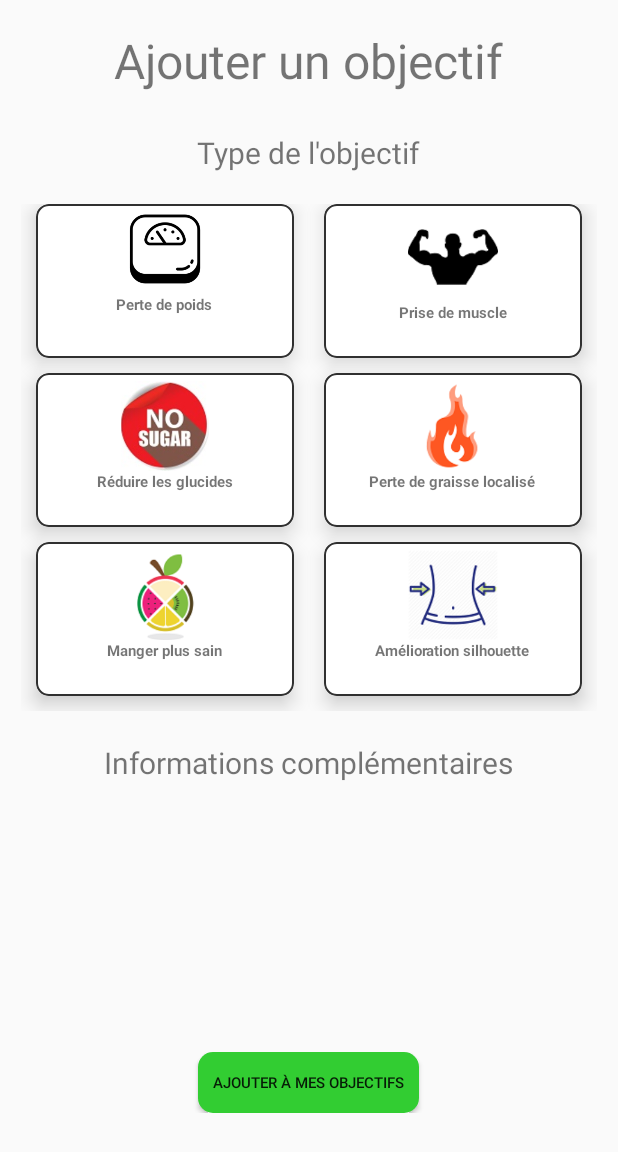
After one commit to SI3IHM20182019-R2/La-meilleure-appli-de-regime, an Android app: the fragment AjoutObjectifFragment shown on its own in the app's theme, on a phone screen of 412 x 824 dp. The commit adds this screen. Shown: the top 1152 px of the screen. Run offline under Robolectric (Android 15) with nearby library versions, the phone set to English and light mode, and no system bars.

Commit message:
Ajout des pages : AjoutObjectif, et mes objectifs

```diff
--- /dev/null
+++ b/Android/Regime_App/app/src/main/java/com/example/regime_app/MenuFragments/AjoutObjectifFragment.java
@@ -0,0 +1,53 @@
+package com.example.regime_app.MenuFragments;
+
+import android.content.Intent;
+import android.graphics.Color;
+import android.os.Bundle;
+import android.support.annotation.NonNull;
+import android.support.v4.app.Fragment;
+import android.support.v7.widget.CardView;
+import android.view.LayoutInflater;
+import android.view.View;
+import android.view.ViewGroup;
+import android.widget.Button;
+import android.widget.GridLayout;
+import android.widget.ListView;
+import android.widget.Toast;
+
+import com.example.regime_app.MainActivity;
+import com.example.regime_app.MenuManagmentActivity;
+import com.example.regime_app.R;
+
+public class AjoutObjectifFragment extends Fragment {
+
+    @Override
+    public View onCreateView(@NonNull LayoutInflater inflater, ViewGroup container, Bundle savedInstanceState) {
+        final View view = inflater.inflate(R.layout.ajouter_objectif, container, false);
+        int idCardSelect = -1;
+        GridLayout gridObjectifs = (GridLayout) view.findViewById(R.id.grid_view_ajout_objectif);
+        ListView listInfoComplementaire = (ListView) view.findViewById(R.id.list_view_informations_complementaires);
+        setSingleEvent(gridObjectifs, listInfoComplementaire, idCardSelect, listInfoComplementaire);
+
+        return view;
+    }
+
+    private void setSingleEvent(GridLayout gridLayout, ListView listInfoComplementaire, int idCardSelect, ListView listView){
+        for (int i = 0; i<gridLayout.getChildCount(); i++){
+
+            final CardView cardView = (CardView)gridLayout.getChildAt(i);
+            final int idGridView = i;
+            cardView.setOnClickListener(new View.OnClickListener() {
+                @Override
+                public void onClick(View view) {
+                    Toast.makeText(view.getContext(),"kkkk"+ idGridView, Toast.LENGTH_SHORT).show();
+                    if (cardView.getCardBackgroundColor().getDefaultColor() == -1){
+                        cardView.setCardBackgroundColor(45);
+                    }
+                    //Probleme pour onclick complexe
+                }
+            });
+        }
+    }
+
+
+}
--- a/Android/Regime_App/app/src/main/java/com/example/regime_app/MenuFragments/ObjectifsFragment.java
+++ b/Android/Regime_App/app/src/main/java/com/example/regime_app/MenuFragments/ObjectifsFragment.java
@@ -6,13 +6,52 @@ import android.support.v4.app.Fragment;
 import android.view.LayoutInflater;
 import android.view.View;
 import android.view.ViewGroup;
-
 import com.example.regime_app.R;
+import android.support.v7.widget.LinearLayoutManager;
+import android.support.v7.widget.RecyclerView;
+import java.util.ArrayList;
 
 public class ObjectifsFragment extends Fragment {
     @Override
     public View onCreateView(@NonNull LayoutInflater inflater, ViewGroup container, Bundle savedInstanceState) {
         final View view = inflater.inflate(R.layout.objectifs, container, false);
+        ArrayList<String> mNames = new ArrayList<>();
+        ArrayList<String> mImageUrls = new ArrayList<>();
+        getImages(view, mNames, mImageUrls);
+
         return view;
     }
+
+    private void getImages(View view, ArrayList mNames, ArrayList mImageUrls){
+
+        mImageUrls.add("@drawable/prise_muscle");
+        mNames.add("Prise de muscle");
+
+        mImageUrls.add("@drawable/amelioration_silhouette");
+        mNames.add("Amélioration silhouette");
+
+        mImageUrls.add("@drawable/perte_de_graisse_localise");
+        mNames.add("Perte de graisse localisée");
+
+        mImageUrls.add("@drawable/reduire_les_glucides");
+        mNames.add("Réduire les glucides");
+
+
+        mImageUrls.add("@drawable/perte_de_poids");
+        mNames.add("Perte de poids");
+
+        mImageUrls.add("@drawable/manger_plus_sain");
+        mNames.add("Manger plus sain");
+
+        initRecyclerView(view, mNames, mImageUrls);
+
+    }
+
+    private void initRecyclerView(View view, ArrayList mNames, ArrayList mImageUrls){
+        LinearLayoutManager layoutManager = new LinearLayoutManager(view.getContext(), LinearLayoutManager.HORIZONTAL, false);
+        RecyclerView recyclerView = view.findViewById(R.id.recyclerView);
+        recyclerView.setLayoutManager(layoutManager);
+        RecyclerViewAdapter adapter = new RecyclerViewAdapter(view.getContext(), mNames, mImageUrls);
+        recyclerView.setAdapter(adapter);
+    }
 }
--- /dev/null
+++ b/Android/Regime_App/app/src/main/java/com/example/regime_app/MenuFragments/RecyclerViewAdapter.java
@@ -0,0 +1,72 @@
+package com.example.regime_app.MenuFragments;
+import android.content.Context;
+import android.support.v7.widget.RecyclerView;
+import android.util.Log;
+import android.view.LayoutInflater;
+import android.view.View;
+import android.view.ViewGroup;
+import android.widget.ImageView;
+import android.widget.TextView;
+import android.widget.Toast;
+import com.bumptech.glide.Glide;
+import com.example.regime_app.R;
+import java.util.ArrayList;
+
+import de.hdodenhof.circleimageview.CircleImageView;
+
+public class RecyclerViewAdapter extends RecyclerView.Adapter<RecyclerViewAdapter.ViewHolder> {
+
+    private static final String TAG = "RecyclerViewAdapter";
+
+    //vars
+    private ArrayList<String> mNames = new ArrayList<>();
+    private ArrayList<String> mImageUrls = new ArrayList<>();
+    private Context mContext;
+
+    public RecyclerViewAdapter(Context context, ArrayList<String> names, ArrayList<String> imageUrls) {
+        mNames = names;
+        mImageUrls = imageUrls;
+        mContext = context;
+    }
+
+    @Override
+    public ViewHolder onCreateViewHolder(ViewGroup parent, int viewType) {
+        View view = LayoutInflater.from(parent.getContext()).inflate(R.layout.card_ajout_objectif, parent, false);
+        return new ViewHolder(view);
+    }
+
+    @Override
+    public void onBindViewHolder(ViewHolder holder, final int position) {
+        Glide.with(mContext)
+                .asBitmap()
+                .load(mImageUrls.get(position))
+                .into(holder.image);
+
+        holder.name.setText(mNames.get(position));
+
+        holder.image.setOnClickListener(new View.OnClickListener() {
+            @Override
+            public void onClick(View view) {
+                Log.d(TAG, "onClick: clicked on an image: " + mNames.get(position));
+                Toast.makeText(mContext, mNames.get(position), Toast.LENGTH_SHORT).show();
+            }
+        });
+    }
+
+    @Override
+    public int getItemCount() {
+        return mImageUrls.size();
+    }
+
+    public class ViewHolder extends RecyclerView.ViewHolder{
+
+        ImageView image;
+        TextView name;
+
+        public ViewHolder(View itemView) {
+            super(itemView);
+            image = itemView.findViewById(R.id.image_view);
+            name = itemView.findViewById(R.id.name);
+        }
+    }
+}
--- a/Android/Regime_App/app/src/main/java/com/example/regime_app/PagerAdapter.java
+++ b/Android/Regime_App/app/src/main/java/com/example/regime_app/PagerAdapter.java
@@ -5,6 +5,7 @@ import android.support.v4.app.FragmentManager;
 import android.support.v4.app.FragmentStatePagerAdapter;
 
 import com.example.regime_app.MenuFragments.AccueilFragment;
+import com.example.regime_app.MenuFragments.AjoutObjectifFragment;
 import com.example.regime_app.MenuFragments.EvolutionFragment;
 import com.example.regime_app.MenuFragments.ObjectifsFragment;
 import com.example.regime_app.MenuFragments.ProfilFragment;
--- /dev/null
+++ b/Android/Regime_App/app/src/main/res/drawable/carte_objectif.xml
@@ -0,0 +1,29 @@
+<?xml version="1.0" encoding="utf-8"?>
+<selector xmlns:android="http://schemas.android.com/apk/res/android">
+
+    <item android:state_focused="true">
+        <shape>
+            <gradient
+                android:angle="270"
+                android:endColor="#FF0000"
+                android:startColor="#FF0000" />
+            <corners
+                android:radius="8dp" />
+            <stroke
+                android:width="1dp"
+                android:color="#303030" />
+
+        </shape>
+    </item>
+
+    <item>
+        <shape>
+            <stroke
+                android:width="1dp"
+                android:color="#303030" />
+            <corners
+                android:radius="8dp" />
+
+        </shape>
+    </item>
+</selector>
--- /dev/null
+++ b/Android/Regime_App/app/src/main/res/drawable/color_button.xml
@@ -0,0 +1,53 @@
+<?xml version="1.0" encoding="utf-8"?>
+<selector xmlns:android="http://schemas.android.com/apk/res/android">
+    <item android:state_pressed="true">
+        <shape>
+            <gradient
+                android:angle="90"
+                android:endColor="#006400"
+                android:startColor="#006400" />
+
+            <corners
+                android:radius="10dp" />
+            <padding
+                android:bottom="10dp"
+                android:left="10dp"
+                android:right="10dp"
+                android:top="10dp" />
+        </shape>
+    </item>
+
+    <item android:state_focused="true">
+        <shape>
+            <gradient
+                android:angle="270"
+                android:endColor="#228B22"
+                android:startColor="#228B22" />
+
+            <corners
+                android:radius="10dp" />
+            <padding
+                android:bottom="10dp"
+                android:left="10dp"
+                android:right="10dp"
+                android:top="10dp" />
+        </shape>
+    </item>
+
+    <item>
+        <shape>
+            <gradient
+                android:angle="270"
+                android:endColor="#32CD32"
+                android:startColor="#32CD32" />
+
+            <corners
+                android:radius="10dp" />
+            <padding
+                android:bottom="10dp"
+                android:left="10dp"
+                android:right="10dp"
+                android:top="10dp" />
+        </shape>
+    </item>
+</selector>
--- /dev/null
+++ b/Android/Regime_App/app/src/main/res/layout/ajouter_objectif.xml
@@ -0,0 +1,346 @@
+<?xml version="1.0" encoding="utf-8"?>
+<LinearLayout xmlns:android="http://schemas.android.com/apk/res/android"
+    xmlns:tools="http://schemas.android.com/tools"
+    xmlns:app="http://schemas.android.com/apk/res-auto"
+    android:orientation="vertical"
+    android:weightSum="20"
+    android:layout_width="match_parent"
+    android:layout_height="match_parent">
+
+
+    <RelativeLayout
+        android:layout_width="match_parent"
+        android:layout_weight="2"
+        android:layout_height="0dp">
+
+        <TextView
+            android:text="Ajouter un objectif"
+            android:textSize ="32sp"
+            android:layout_centerInParent="true"
+            android:layout_width="wrap_content"
+            android:layout_height="wrap_content"
+            />
+    </RelativeLayout>
+
+    <RelativeLayout
+        android:layout_width="match_parent"
+        android:layout_weight="1"
+        android:layout_height="0dp">
+
+        <TextView
+            android:text="Type de l'objectif"
+            android:textSize ="20sp"
+            android:layout_centerInParent="true"
+            android:layout_width="wrap_content"
+            android:layout_height="wrap_content"
+            />
+    </RelativeLayout>
+
+    <GridLayout
+        android:id="@+id/grid_view_ajout_objectif"
+        android:layout_weight="9"
+        android:columnCount="2"
+        android:rowCount="3"
+        android:alignmentMode="alignMargins"
+        android:columnOrderPreserved="false"
+        android:layout_width="match_parent"
+        android:layout_height="0dp"
+        android:padding="14dp"
+        >
+
+        <!-- Row 1 -->
+        <!-- Column 1 -->
+        <android.support.v7.widget.CardView
+            android:layout_width="0dp"
+            android:layout_height="0dp"
+            android:layout_columnWeight="1"
+            android:layout_rowWeight="1"
+            android:layout_marginBottom="10dp"
+            android:layout_marginLeft="10dp"
+            android:layout_marginRight="10dp"
+            app:cardElevation="8dp"
+            app:cardCornerRadius="8dp"
+            >
+
+            <LinearLayout
+                android:background="@drawable/carte_objectif"
+                android:layout_gravity="center_horizontal"
+                android:layout_margin="0dp"
+                android:orientation="vertical"
+                android:layout_width="match_parent"
+                android:layout_height="match_parent">
+
+                <ImageView
+                    android:layout_width="wrap_content"
+                    android:layout_height="60sp"
+                    android:layout_gravity="center_horizontal"
+                    android:src="@drawable/perte_de_poids"
+                    />
+
+                <TextView
+                    android:layout_width="wrap_content"
+                    android:layout_height="wrap_content"
+                    android:layout_gravity="center_horizontal"
+                    android:text="Perte de poids"
+                    android:textSize="10sp"
+                    android:textStyle="bold"/>
+
+            </LinearLayout>
+
+        </android.support.v7.widget.CardView>
+
+        <!-- Row 1 -->
+        <!-- Column 2 -->
+        <android.support.v7.widget.CardView
+            android:layout_width="0dp"
+            android:layout_height="0dp"
+            android:layout_columnWeight="1"
+            android:layout_rowWeight="1"
+            android:layout_marginBottom="10dp"
+            android:layout_marginLeft="10dp"
+            android:layout_marginRight="10dp"
+            app:cardElevation="8dp"
+            app:cardCornerRadius="8dp"
+            >
+
+            <LinearLayout
+                android:background="@drawable/carte_objectif"
+                android:layout_gravity="center_horizontal"
+                android:layout_margin="0dp"
+                android:orientation="vertical"
+                android:layout_width="match_parent"
+                android:layout_height="match_parent">
+
+                <ImageView
+                    android:layout_width="wrap_content"
+                    android:layout_height="60sp"
+                    android:layout_marginTop="5dp"
+                    android:layout_gravity="center_horizontal"
+                    android:src="@drawable/prise_muscle"
+                    />
+
+                <TextView
+                    android:layout_width="wrap_content"
+                    android:layout_height="wrap_content"
+                    android:layout_gravity="center_horizontal"
+                    android:text="Prise de muscle"
+                    android:textSize="10sp"
+                    android:textStyle="bold"/>
+
+            </LinearLayout>
+
+        </android.support.v7.widget.CardView>
+
+        <!-- Row 2 -->
+        <!-- Column 1 -->
+        <android.support.v7.widget.CardView
+            android:layout_width="0dp"
+            android:layout_height="0dp"
+            android:layout_columnWeight="1"
+            android:layout_rowWeight="1"
+            android:layout_marginBottom="10dp"
+            android:layout_marginLeft="10dp"
+            android:layout_marginRight="10dp"
+            app:cardElevation="8dp"
+            app:cardCornerRadius="8dp"
+            >
+
+            <LinearLayout
+                android:background="@drawable/carte_objectif"
+                android:layout_gravity="center_horizontal"
+                android:layout_margin="0dp"
+                android:orientation="vertical"
+                android:layout_width="match_parent"
+                android:layout_height="match_parent">
+
+                <ImageView
+                    android:layout_marginTop="5sp"
+                    android:layout_width="wrap_content"
+                    android:layout_height="60sp"
+                    android:layout_gravity="center_horizontal"
+                    android:src="@drawable/reduire_les_glucides"
+                    />
+
+                <TextView
+                    android:layout_width="wrap_content"
+                    android:layout_height="wrap_content"
+                    android:layout_gravity="center_horizontal"
+                    android:text="Réduire les glucides"
+                    android:textSize="10sp"
+                    android:textStyle="bold"/>
+
+            </LinearLayout>
+
+        </android.support.v7.widget.CardView>
+
+        <!-- Row 2 -->
+        <!-- Column 2 -->
+        <android.support.v7.widget.CardView
+            android:layout_width="0dp"
+            android:layout_height="0dp"
+            android:layout_columnWeight="1"
+            android:layout_rowWeight="1"
+            android:layout_marginBottom="10dp"
+            android:layout_marginLeft="10dp"
+            android:layout_marginRight="10dp"
+            app:cardElevation="8dp"
+            app:cardCornerRadius="8dp"
+            >
+
+            <LinearLayout
+                android:background="@drawable/carte_objectif"
+                android:layout_gravity="center_horizontal"
+                android:layout_margin="0dp"
+                android:orientation="vertical"
+                android:layout_width="match_parent"
+                android:layout_height="match_parent">
+
+                <ImageView
+                    android:layout_width="wrap_content"
+                    android:layout_height="60sp"
+                    android:layout_marginTop="5dp"
+                    android:layout_gravity="center_horizontal"
+                    android:src="@drawable/perte_de_graisse_localise"
+                    />
+
+                <TextView
+                    android:layout_width="wrap_content"
+                    android:layout_height="wrap_content"
+                    android:layout_gravity="center_horizontal"
+                    android:text="Perte de graisse localisé"
+                    android:textSize="10sp"
+                    android:textStyle="bold"/>
+
+            </LinearLayout>
+
+        </android.support.v7.widget.CardView>
+
+        <!-- Row 3 -->
+        <!-- Column 1 -->
+        <android.support.v7.widget.CardView
+            android:layout_width="0dp"
+            android:layout_height="0dp"
+            android:layout_columnWeight="1"
+            android:layout_rowWeight="1"
+            android:layout_marginBottom="10dp"
+            android:layout_marginLeft="10dp"
+            android:layout_marginRight="10dp"
+            app:cardElevation="8dp"
+            app:cardCornerRadius="8dp"
+            >
+
+            <LinearLayout
+                android:background="@drawable/carte_objectif"
+                android:layout_gravity="center_horizontal"
+                android:layout_margin="0dp"
+                android:orientation="vertical"
+                android:layout_width="match_parent"
+                android:layout_height="match_parent">
+
+                <ImageView
+                    android:layout_width="wrap_content"
+                    android:layout_height="60sp"
+                    android:layout_marginTop="5dp"
+                    android:layout_gravity="center_horizontal"
+                    android:src="@drawable/manger_plus_sain"
+                    />
+
+                <TextView
+                    android:layout_width="wrap_content"
+                    android:layout_height="wrap_content"
+                    android:layout_gravity="center_horizontal"
+                    android:text="Manger plus sain"
+                    android:textSize="10sp"
+                    android:textStyle="bold"/>
+
+            </LinearLayout>
+
+        </android.support.v7.widget.CardView>
+
+        <!-- Row 3 -->
+        <!-- Column 2 -->
+        <android.support.v7.widget.CardView
+            android:layout_width="0dp"
+            android:layout_height="0dp"
+            android:layout_columnWeight="1"
+            android:layout_rowWeight="1"
+            android:layout_marginBottom="10dp"
+            android:layout_marginLeft="10dp"
+            android:layout_marginRight="10dp"
+            app:cardElevation="8dp"
+            app:cardCornerRadius="8dp"
+            >
+
+            <LinearLayout
+                android:background="@drawable/carte_objectif"
+                android:layout_gravity="center_horizontal"
+                android:layout_margin="0dp"
+                android:orientation="vertical"
+                android:layout_width="match_parent"
+                android:layout_height="match_parent">
+
+                <ImageView
+                    android:layout_width="wrap_content"
+                    android:layout_height="60sp"
+                    android:layout_marginTop="5dp"
+                    android:layout_gravity="center_horizontal"
+                    android:src="@drawable/amelioration_silhouette"
+                    />
+
+                <TextView
+                    android:layout_width="wrap_content"
+                    android:layout_height="wrap_content"
+                    android:layout_gravity="center_horizontal"
+                    android:text="Amélioration silhouette"
+                    android:textSize="10sp"
+                    android:textStyle="bold"/>
+
+            </LinearLayout>
+
+        </android.support.v7.widget.CardView>
+
+    </GridLayout>
+
+    <RelativeLayout
+        android:layout_width="match_parent"
+        android:layout_weight="1"
+        android:layout_height="0dp">
+
+        <TextView
+            android:text="Informations complémentaires"
+            android:textSize ="20sp"
+            android:layout_centerInParent="true"
+            android:layout_width="wrap_content"
+            android:layout_height="wrap_content"
+            />
+    </RelativeLayout>
+
+    <RelativeLayout
+        android:layout_width="match_parent"
+        android:layout_weight="4"
+        android:layout_height="0dp"
+        android:layout_marginBottom="10dp">
+
+        <ListView
+            android:id="@+id/list_view_informations_complementaires"
+            android:layout_width="wrap_content"
+            android:layout_height="wrap_content">
+
+        </ListView>
+    </RelativeLayout>
+
+    <RelativeLayout
+        android:layout_width="match_parent"
+        android:layout_weight="1"
+        android:layout_height="0dp">
+
+        <Button
+            android:text="Ajouter à mes objectifs"
+            android:textSize="10dp"
+            android:layout_centerInParent="true"
+            android:background="@drawable/color_button"
+            android:layout_width="wrap_content"
+            android:layout_height="wrap_content" />
+    </RelativeLayout>
+
+</LinearLayout>
--- /dev/null
+++ b/Android/Regime_App/app/src/main/res/layout/card_ajout_objectif.xml
@@ -0,0 +1,48 @@
+<?xml version="1.0" encoding="utf-8"?>
+<RelativeLayout xmlns:android="http://schemas.android.com/apk/res/android"
+    android:layout_width="wrap_content"
+    android:layout_height="wrap_content"
+    xmlns:app="http://schemas.android.com/apk/res-auto"
+    android:layout_margin="1dp">
+
+    <android.support.v7.widget.CardView
+        android:layout_width="120dp"
+        android:layout_height="120dp"
+        app:cardCornerRadius="4dp"
+        app:cardMaxElevation="2dp"
+        app:cardElevation="1dp"
+        android:layout_centerInParent="true">
+
+
+        <RelativeLayout
+            android:layout_width="match_parent"
+            android:layout_height="match_parent">
+
+            <ImageView
+                android:layout_width="90dp"
+                android:layout_height="90dp"
+                android:layout_centerHorizontal="true"
+                android:id="@+id/image_view"
+                android:src="@drawable/perte_de_poids"
+                />
+
+            <TextView
+                android:layout_width="wrap_content"
+                android:layout_height="20dp"
+                android:text="Perte de poids"
+                android:layout_below="@+id/image_view"
+                android:id="@+id/name"
+                android:layout_centerHorizontal="true"
+                android:gravity="center"
+                android:layout_marginTop="5dp"
+                android:textColor="#000"
+                android:layout_marginBottom="5dp"
+                android:autoSizeTextType="uniform"
+                android:autoSizeMinTextSize="8sp"
+                android:autoSizeMaxTextSize="15sp"/>
+
+        </RelativeLayout>
+
+    </android.support.v7.widget.CardView>
+
+</RelativeLayout>
--- a/Android/Regime_App/app/src/main/res/layout/objectifs.xml
+++ b/Android/Regime_App/app/src/main/res/layout/objectifs.xml
@@ -1,6 +1,15 @@
 <?xml version="1.0" encoding="utf-8"?>
 <android.support.constraint.ConstraintLayout
-    xmlns:android="http://schemas.android.com/apk/res/android" android:layout_width="match_parent"
+    xmlns:android="http://schemas.android.com/apk/res/android"
+    android:layout_width="match_parent"
     android:layout_height="match_parent">
 
+    <android.support.v7.widget.RecyclerView
+        android:layout_width="match_parent"
+        android:layout_height="match_parent"
+        android:id="@+id/recyclerView"
+        android:orientation="horizontal">
+
+    </android.support.v7.widget.RecyclerView>
+
 </android.support.constraint.ConstraintLayout>
```
Also changed, not shown: Android/Regime_App/app/build.gradle (+15 -0 lines), Android/Regime_App/app/src/main/res/drawable/amelioration_silhouette.png (added), Android/Regime_App/app/src/main/res/drawable/manger_plus_sain.png (added), Android/Regime_App/app/src/main/res/drawable/perte_de_graisse_localise.png (added), Android/Regime_App/app/src/main/res/drawable/perte_de_poids.png (added), Android/Regime_App/app/src/main/res/drawable/prise_muscle.png (added), Android/Regime_App/app/src/main/res/drawable/reduire_les_glucides.jpg (added).
